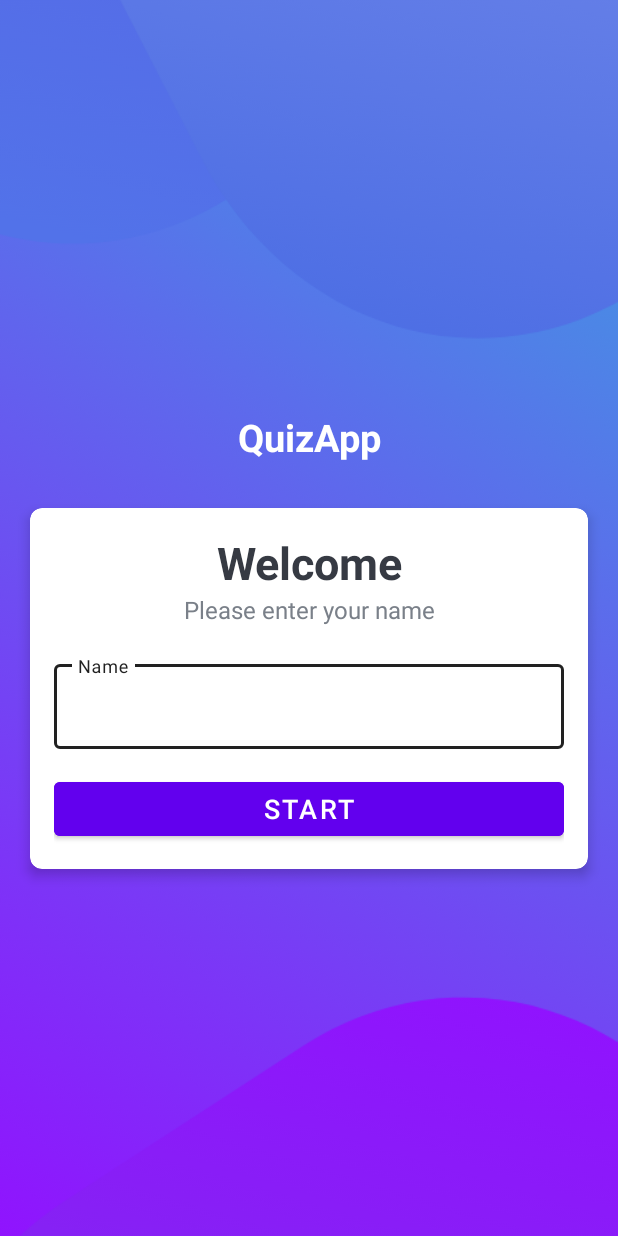
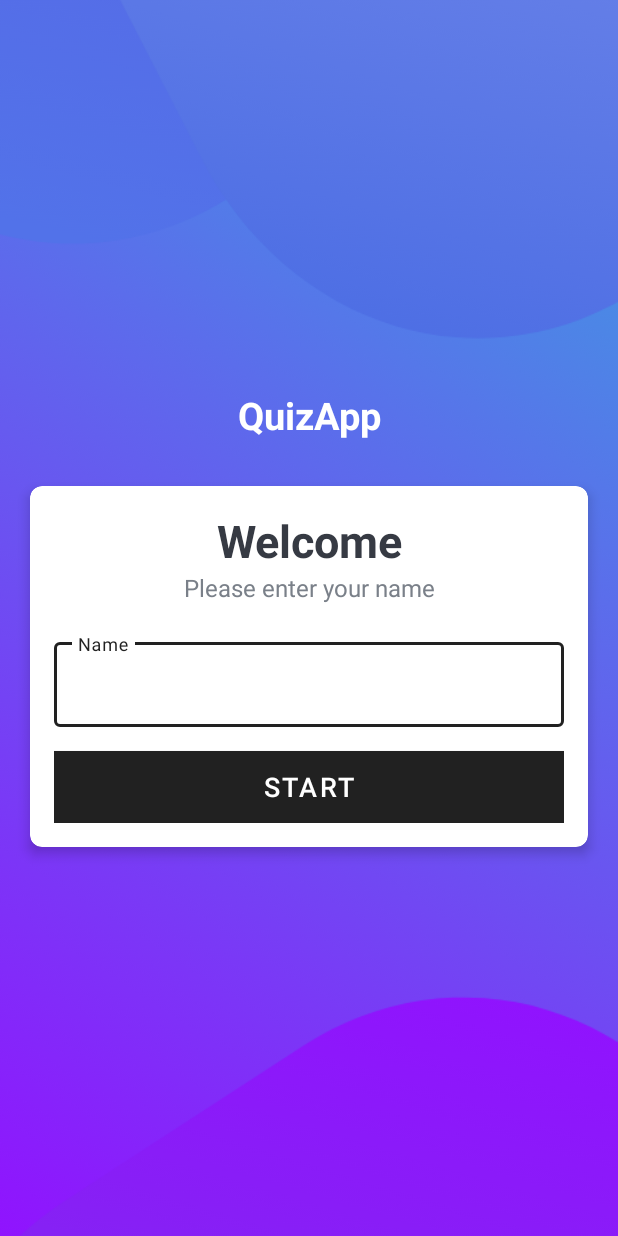
Before and after one commit to UttaranDas/QuizApp, an Android app: the screen it shows after launch (MainActivity), on a phone screen of 412 x 824 dp. Run offline under Robolectric (Android 15) with nearby library versions, the phone set to English and light mode, and no system bars.

Commit message:
Final commit

```diff
--- a/app/src/main/java/com/example/quizapp/Constants.kt
+++ b/app/src/main/java/com/example/quizapp/Constants.kt
@@ -1,6 +1,11 @@
 package com.example.quizapp
 
 object Constants {
+
+    const val USER_NAME : String = "user_name"
+    const val TOTAL_QUESTIONS : String = "total_question"
+    const val CORRECT_ANSWERS : String = "correct_answers"
+
     fun getQuestions(): ArrayList<Question> {
         val questionList = ArrayList<Question>()
 
--- a/app/src/main/res/layout-v21/activity_main.xml
+++ /dev/null
@@ -1,80 +0,0 @@
-<?xml version="1.0" encoding="utf-8"?>
-<LinearLayout xmlns:android="http://schemas.android.com/apk/res/android"
-    xmlns:app="http://schemas.android.com/apk/res-auto"
-    xmlns:tools="http://schemas.android.com/tools"
-    android:layout_width="match_parent"
-    android:layout_height="match_parent"
-    android:gravity="center"
-    android:background="@drawable/ic_bg"
-    android:orientation="vertical"
-    tools:context=".MainActivity">
-
-    <TextView
-        android:id="@+id/tv_app_name"
-        android:layout_width="match_parent"
-        android:layout_height="wrap_content"
-        android:text="QuizApp"
-        android:gravity="center"
-        android:layout_margin="30dp"
-        android:textSize="25sp"
-        android:textStyle="bold"
-        android:textColor="@color/white"/>
-
-    <androidx.cardview.widget.CardView
-        android:layout_width="match_parent"
-        android:layout_height="wrap_content"
-        android:layout_marginStart="20dp"
-        android:layout_marginEnd="20dp"
-        android:backgroundTint="@color/white"
-        app:cardCornerRadius="8dp"
-        app:cardElevation="5dp">
-
-        <LinearLayout
-            android:layout_width="match_parent"
-            android:layout_height="wrap_content"
-            android:orientation="vertical"
-            android:padding="16dp">
-            <TextView
-                android:layout_width="match_parent"
-                android:layout_height="wrap_content"
-                android:gravity="center"
-                android:text="Welcome"
-                android:textColor="@color/dark_grey"
-                android:textSize="30sp"
-                android:textStyle="bold"/>
-            <TextView
-                android:layout_width="match_parent"
-                android:layout_height="wrap_content"
-                android:gravity="center"
-                android:text="Please enter your name"
-                android:textColor="@color/light_grey"
-                android:textSize="16sp" />
-            <com.google.android.material.textfield.TextInputLayout
-                android:layout_width="match_parent"
-                android:layout_height="wrap_content"
-                android:layout_marginTop="20dp"
-                style="@style/Widget.MaterialComponents.TextInputLayout.OutlinedBox">
-                <androidx.appcompat.widget.AppCompatEditText
-                    android:layout_width="match_parent"
-                    android:layout_height="wrap_content"
-                    android:hint="Name"
-                    android:textColor="@color/dark_grey"
-                    android:textColorHint="@color/light_grey"/>
-
-            </com.google.android.material.textfield.TextInputLayout>
-
-            <Button
-                android:id="@+id/btn_start"
-                android:layout_width="match_parent"
-                android:layout_height="wrap_content"
-                android:layout_marginTop="16dp"
-                android:backgroundTint="@color/purple_500"
-                android:text="Start"
-                android:textSize="18sp"
-                android:textColor="@color/white">
-
-            </Button>
-        </LinearLayout>
-    </androidx.cardview.widget.CardView>
-
-</LinearLayout>
--- a/app/src/main/res/layout/activity_main.xml
+++ b/app/src/main/res/layout/activity_main.xml
@@ -59,7 +59,7 @@
                 android:layout_height="wrap_content"
                 android:layout_marginTop="20dp">
 
-                <com.google.android.material.textfield.TextInputEditText
+                <androidx.appcompat.widget.AppCompatEditText
                     android:id="@+id/et_name"
                     android:layout_width="match_parent"
                     android:layout_height="wrap_content"
--- a/build.gradle
+++ b/build.gradle
@@ -7,7 +7,7 @@ buildscript {
     }
     dependencies {
         classpath 'com.android.tools.build:gradle:7.0.3'
-        classpath "org.jetbrains.kotlin:kotlin-gradle-plugin:$kotlin_version"
+        classpath "org.jetbrains.kotlin:kotlin-gradle-plugin:1.6.0"
 
         // NOTE: Do not place your application dependencies here; they belong
         // in the individual module build.gradle files
```
Also changed, not shown: app/src/main/AndroidManifest.xml (+7 -3 lines), app/src/main/java/com/example/quizapp/MainActivity.kt (+5 -5 lines), app/src/main/java/com/example/quizapp/QuizQuestionsActivity.kt (+112 -8 lines), app/src/main/java/com/example/quizapp/ResultActivity.kt (added, +30 -0 lines), app/src/main/res/layout/activity_result.xml (added, +70 -0 lines), app/src/main/res/drawable-xxxhdpi/ic_trophy.png (added).
